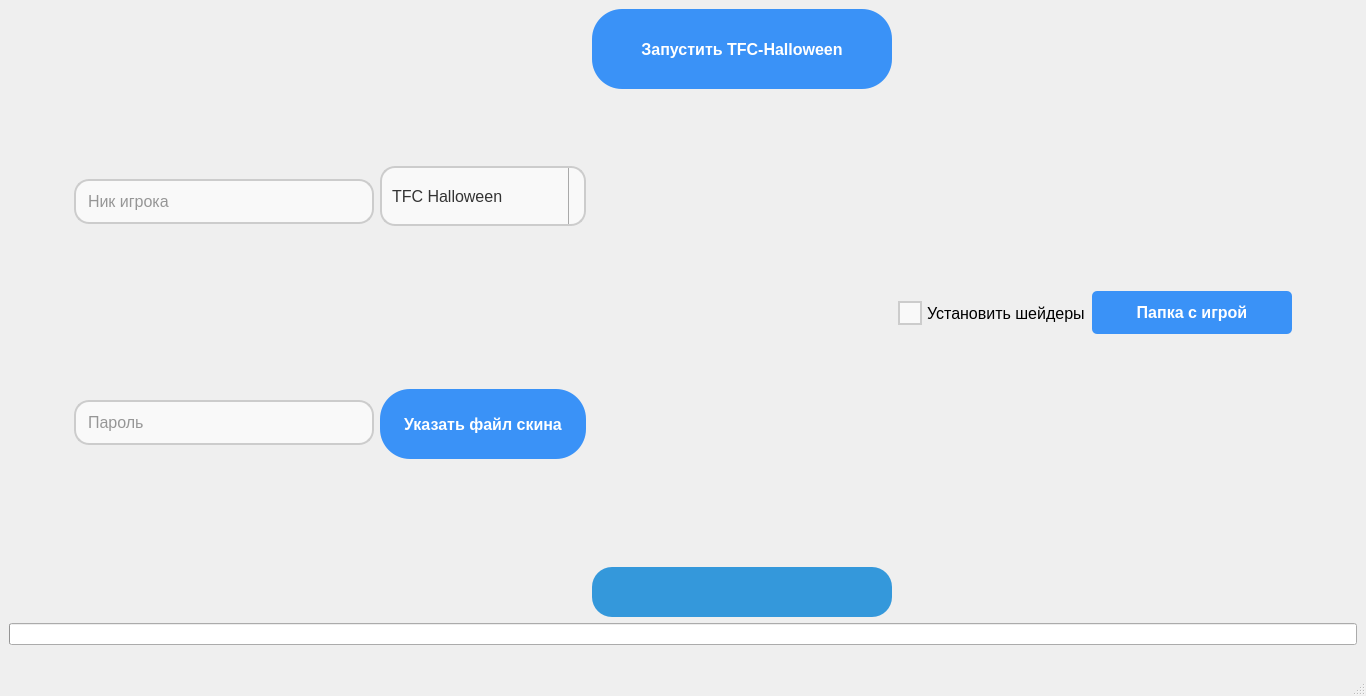
izharus/tfc_halloween_launcher, file src/launcher/design/design.ui: the form before one commit.
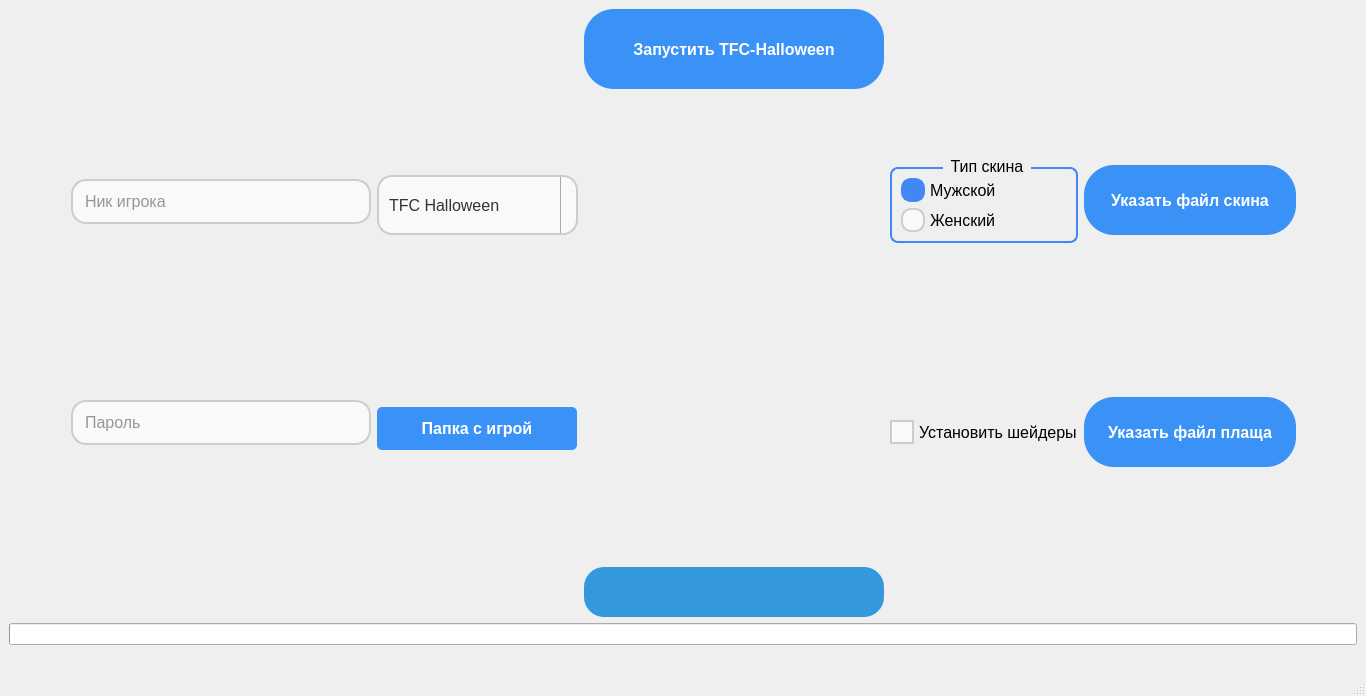
The form after the commit. Icons and pictures are not drawn.

Commit message: Feat: add support for slim skins

Diff of the .ui file:
```diff
--- a/src/launcher/design/design.ui
+++ b/src/launcher/design/design.ui
@@ -238,24 +238,24 @@
            </widget>
           </item>
           <item>
-           <widget class="QPushButton" name="pushButton_choose_skin">
+           <widget class="QPushButton" name="pushButton_minecraft_dir_disable_long_tern_save">
             <property name="minimumSize">
              <size>
-              <width>0</width>
-              <height>70</height>
+              <width>200</width>
+              <height>0</height>
              </size>
             </property>
             <property name="maximumSize">
              <size>
-              <width>16777215</width>
-              <height>70</height>
+              <width>200</width>
+              <height>16777215</height>
              </size>
             </property>
             <property name="styleSheet">
              <string notr="true">QPushButton {
   background-color: #3A92F7;
   border: none;
-  border-radius: 30px;
+  border-radius: 5px;
   padding: 12px 24px;
   color: #FFFFFF;
   font-weight: bold;
@@ -276,7 +276,7 @@
 </string>
             </property>
             <property name="text">
-             <string>Указать файл скина</string>
+             <string>Папка с игрой</string>
             </property>
            </widget>
           </item>
@@ -366,21 +366,238 @@
          </layout>
         </item>
         <item>
-         <widget class="QCheckBox" name="checkBox_is_install_shaders">
-          <property name="minimumSize">
-           <size>
-            <width>0</width>
-            <height>0</height>
-           </size>
-          </property>
-          <property name="maximumSize">
-           <size>
-            <width>250</width>
-            <height>16777215</height>
-           </size>
-          </property>
-          <property name="styleSheet">
-           <string notr="true">/* Custom Style QCheckBox */
+         <layout class="QGridLayout" name="gridLayout">
+          <item row="3" column="1">
+           <widget class="QPushButton" name="pushButton_choose_cape">
+            <property name="minimumSize">
+             <size>
+              <width>0</width>
+              <height>70</height>
+             </size>
+            </property>
+            <property name="styleSheet">
+             <string notr="true">QPushButton {
+  background-color: #3A92F7;
+  border: none;
+  border-radius: 30px;
+  padding: 12px 24px;
+  color: #FFFFFF;
+  font-weight: bold;
+  text-align: center;
+  text-decoration: none;
+  font-size: 16px;
+}
+
+QPushButton:hover {
+  background-color: #303EF7;
+}
+
+
+QPushButton:pressed {
+  background-color: #1000F7;
+  border: 1px solid #00274D;
+}
+</string>
+            </property>
+            <property name="text">
+             <string>Указать файл плаща</string>
+            </property>
+           </widget>
+          </item>
+          <item row="0" column="0">
+           <widget class="QGroupBox" name="groupBox">
+            <property name="styleSheet">
+             <string notr="true">/* Custom Style QGroupBox */
+QGroupBox {
+  font-size: 16px;
+  border: 2px solid #4287f5; /* Border color for the group box */
+  border-radius: 8px; /* Border radius for rounded corners */
+  margin-top: 10px; /* Adjust margin as needed */
+}
+
+QGroupBox::title {
+  subcontrol-origin: margin;
+  subcontrol-position: top center;
+  padding: 0 5px; /* Padding for the title text */
+}
+
+/* Apply the style for the child QRadioButton inside the QGroupBox */
+QGroupBox QRadioButton::indicator {
+  width: 20px;
+  height: 20px;
+  border-radius: 10px; /* Make the indicator circular */
+}
+
+QGroupBox QRadioButton::indicator:unchecked {
+  border: 2px solid #ccc;
+  background-color: #f9f9f9;
+}
+
+QGroupBox QRadioButton::indicator:checked {
+  border: 2px solid #4287f5;
+  background-color: #4287f5;
+}
+
+QGroupBox QRadioButton::indicator:hover {
+  border: 2px solid #999;
+}
+
+QGroupBox QRadioButton::indicator:checked:hover {
+  background-color: #3264ad;
+}
+</string>
+            </property>
+            <property name="title">
+             <string>Тип скина</string>
+            </property>
+            <layout class="QGridLayout" name="gridLayout_2">
+             <item row="0" column="0">
+              <layout class="QVBoxLayout" name="verticalLayout_6">
+               <item>
+                <widget class="QRadioButton" name="radioButton_male">
+                 <property name="styleSheet">
+                  <string notr="true">/* Custom Style QCheckBox and QRadioButton */
+QCheckBox, QRadioButton {
+  spacing: 5px;
+  font-size: 16px;
+}
+
+QCheckBox::indicator, QRadioButton::indicator {
+  width: 20px;
+  height: 20px;
+  border-radius: 10px; /* Set border-radius to half of width/height for a circular shape */
+}
+
+QCheckBox::indicator:unchecked, QRadioButton::indicator:unchecked {
+  border: 2px solid #ccc;
+  background-color: #f9f9f9;
+}
+
+QCheckBox::indicator:checked, QRadioButton::indicator:checked {
+  border: 2px solid #4287f5;
+  background-color: #4287f5;
+}
+
+QCheckBox::indicator:hover, QRadioButton::indicator:hover {
+  border: 2px solid #999;
+}
+
+QCheckBox::indicator:checked:hover, QRadioButton::indicator:checked:hover {
+  background-color: #3264ad;
+}
+</string>
+                 </property>
+                 <property name="text">
+                  <string>Мужской</string>
+                 </property>
+                 <property name="checked">
+                  <bool>true</bool>
+                 </property>
+                </widget>
+               </item>
+               <item>
+                <widget class="QRadioButton" name="radioButton_female">
+                 <property name="styleSheet">
+                  <string notr="true">/* Custom Style QCheckBox and QRadioButton */
+QCheckBox, QRadioButton {
+  spacing: 5px;
+  font-size: 16px;
+}
+
+QCheckBox::indicator, QRadioButton::indicator {
+  width: 20px;
+  height: 20px;
+  border-radius: 10px; /* Set border-radius to half of width/height for a circular shape */
+}
+
+QCheckBox::indicator:unchecked, QRadioButton::indicator:unchecked {
+  border: 2px solid #ccc;
+  background-color: #f9f9f9;
+}
+
+QCheckBox::indicator:checked, QRadioButton::indicator:checked {
+  border: 2px solid #4287f5;
+  background-color: #4287f5;
+}
+
+QCheckBox::indicator:hover, QRadioButton::indicator:hover {
+  border: 2px solid #999;
+}
+
+QCheckBox::indicator:checked:hover, QRadioButton::indicator:checked:hover {
+  background-color: #3264ad;
+}
+</string>
+                 </property>
+                 <property name="text">
+                  <string>Женский</string>
+                 </property>
+                </widget>
+               </item>
+              </layout>
+             </item>
+            </layout>
+           </widget>
+          </item>
+          <item row="0" column="1">
+           <widget class="QPushButton" name="pushButton_choose_skin">
+            <property name="minimumSize">
+             <size>
+              <width>0</width>
+              <height>70</height>
+             </size>
+            </property>
+            <property name="maximumSize">
+             <size>
+              <width>16777215</width>
+              <height>70</height>
+             </size>
+            </property>
+            <property name="styleSheet">
+             <string notr="true">QPushButton {
+  background-color: #3A92F7;
+  border: none;
+  border-radius: 30px;
+  padding: 12px 24px;
+  color: #FFFFFF;
+  font-weight: bold;
+  text-align: center;
+  text-decoration: none;
+  font-size: 16px;
+}
+
+QPushButton:hover {
+  background-color: #303EF7;
+}
+
+
+QPushButton:pressed {
+  background-color: #1000F7;
+  border: 1px solid #00274D;
+}
+</string>
+            </property>
+            <property name="text">
+             <string>Указать файл скина</string>
+            </property>
+           </widget>
+          </item>
+          <item row="3" column="0">
+           <widget class="QCheckBox" name="checkBox_is_install_shaders">
+            <property name="minimumSize">
+             <size>
+              <width>0</width>
+              <height>0</height>
+             </size>
+            </property>
+            <property name="maximumSize">
+             <size>
+              <width>250</width>
+              <height>16777215</height>
+             </size>
+            </property>
+            <property name="styleSheet">
+             <string notr="true">/* Custom Style QCheckBox */
 QCheckBox {
   spacing: 5px;
   font-size: 16px;
@@ -409,54 +626,13 @@
 QCheckBox::indicator:checked:hover {
   background-color: #3264ad;
 }</string>
-          </property>
-          <property name="text">
-           <string>Установить шейдеры</string>
-          </property>
-         </widget>
-        </item>
-        <item>
-         <widget class="QPushButton" name="pushButton_minecraft_dir_disable_long_tern_save">
-          <property name="minimumSize">
-           <size>
-            <width>200</width>
-            <height>0</height>
-           </size>
-          </property>
-          <property name="maximumSize">
-           <size>
-            <width>200</width>
-            <height>16777215</height>
-           </size>
-          </property>
-          <property name="styleSheet">
-           <string notr="true">QPushButton {
-  background-color: #3A92F7;
-  border: none;
-  border-radius: 5px;
-  padding: 12px 24px;
-  color: #FFFFFF;
-  font-weight: bold;
-  text-align: center;
-  text-decoration: none;
-  font-size: 16px;
-}
-
-QPushButton:hover {
-  background-color: #303EF7;
-}
-
-
-QPushButton:pressed {
-  background-color: #1000F7;
-  border: 1px solid #00274D;
-}
-</string>
-          </property>
-          <property name="text">
-           <string>Папка с игрой</string>
-          </property>
-         </widget>
+            </property>
+            <property name="text">
+             <string>Установить шейдеры</string>
+            </property>
+           </widget>
+          </item>
+         </layout>
         </item>
         <item>
          <spacer name="horizontalSpacer_3">
```
The commit also changes 4 other files.
